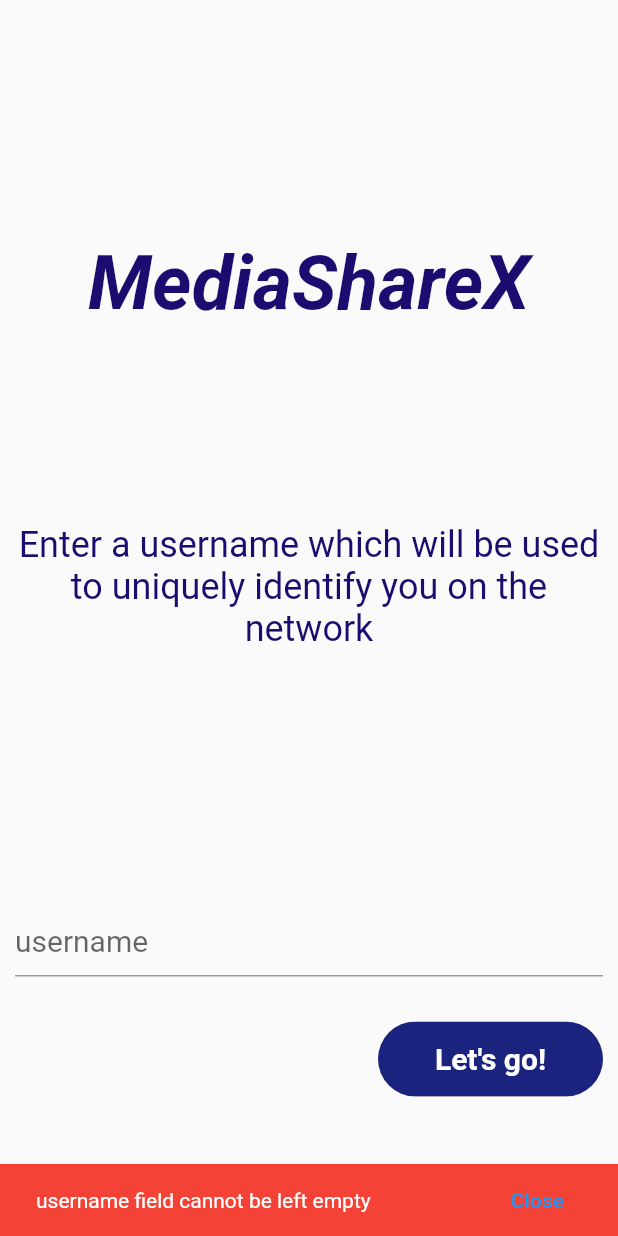
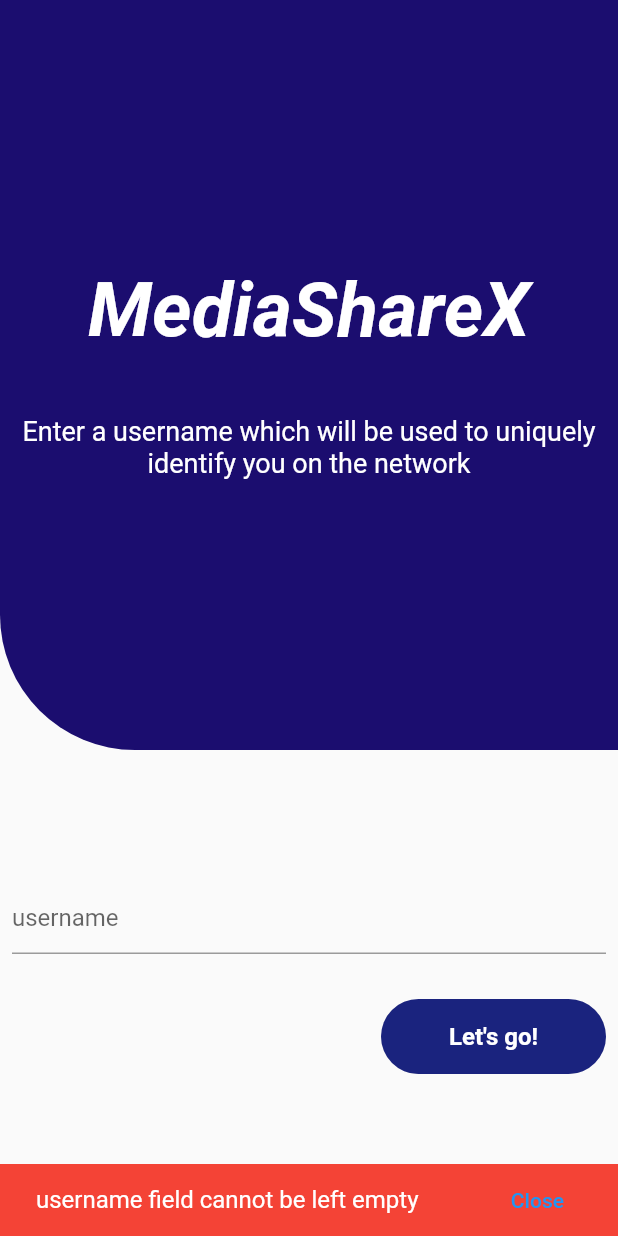
Before and after one commit to CpulsiveK/peer_to_peer_multimedia_sharing_app, a Flutter app: the Login screen opened by its route, after a tap on "Let's go!", on a phone screen of 412 x 824 dp. Run offline on Flutter 3.47's test engine with Material 2 defaults, Android fonts, the phone set to English and light mode, and no system bars; our stand-ins replace permission_handler, shared_preferences; missing offline and left inert: file_manager; accounts and stored records are empty.

Commit message:
update login ui

```diff
--- a/lib/ui/login.ui.dart
+++ b/lib/ui/login.ui.dart
@@ -1,4 +1,5 @@
 import 'package:flutter/material.dart';
+import 'package:shared_preferences/shared_preferences.dart';
 
 class Login extends StatefulWidget {
   const Login({super.key});
@@ -35,38 +36,56 @@ class _LoginState extends State<Login> {
     return Scaffold(
       body: SafeArea(
         child: SingleChildScrollView(
-          reverse: true,
-          child: Padding(
-            padding: const EdgeInsets.all(10.0),
+          // reverse: true,
           child: Column(
             children: <Widget>[
-                const SizedBox(height: 150),
-                const Text(
+              Container(
+                height: 500,
+                decoration: const BoxDecoration(
+                    borderRadius:
+                        BorderRadius.only(bottomLeft: Radius.circular(90)),
+                    color: Color(0xFF1B0D6F)),
+                child: const Padding(
+                  padding: EdgeInsets.all(8.0),
+                  child: Column(
+                    children: [
+                      SizedBox(
+                        height: 170,
+                      ),
+                      Text(
                         'MediaShareX',
                         style: TextStyle(
-                      color: Color(0xFF1B0D6F),
+                            color: Colors.white,
                             fontSize: 50,
                             fontWeight: FontWeight.bold,
                             fontStyle: FontStyle.italic),
                       ),
-                const SizedBox(
-                  height: 130,
+                      SizedBox(
+                        height: 40,
                       ),
-                const Text(
+                      Text(
                         'Enter a username which will be used to uniquely identify you on the network',
                         textAlign: TextAlign.center,
                         style: TextStyle(
-                      color: Color(0xFF1B0D6F),
-                      fontSize: 24,
+                            color: Colors.white,
+                            fontSize: 18,
                             fontWeight: FontWeight.normal),
                       ),
-                const SizedBox(height: 170),
+                    ],
+                  ),
+                ),
+              ),
+              Container(
+                padding: const EdgeInsets.all(8.0),
+                child: Column(
+                  children: [
+                    const SizedBox(height: 80,),
                     TextField(
                       controller: _controller,
                       decoration: const InputDecoration(
                         hintText: 'username',
                       ),
-                  style: const TextStyle(fontSize: 20),
+                      style: const TextStyle(fontSize: 16),
                     ),
                     const SizedBox(
                       height: 30,
@@ -78,7 +97,8 @@ class _LoginState extends State<Login> {
                           borderRadius: BorderRadius.circular(25),
                           child: ElevatedButton(
                               style: ButtonStyle(
-                            backgroundColor: MaterialStateProperty.all<Color>(
+                                backgroundColor:
+                                    MaterialStateProperty.all<Color>(
                                         Colors.indigo.shade900),
                                 minimumSize: MaterialStateProperty.all<Size>(
                                     const Size(150, 50)),
@@ -91,7 +111,7 @@ class _LoginState extends State<Login> {
                                 textAlign: TextAlign.center,
                                 style: TextStyle(
                                     fontWeight: FontWeight.bold,
-                                fontSize: 20,
+                                    fontSize: 16,
                                     color: Colors.white),
                               )),
                         ),
@@ -99,6 +119,8 @@ class _LoginState extends State<Login> {
                     )
                   ],
                 ),
+              ),
+            ],
           ),
         ),
       ),
@@ -109,8 +131,11 @@ class _LoginState extends State<Login> {
     ScaffoldMessenger.of(context).showSnackBar(
       SnackBar(
         backgroundColor: Colors.red,
-        content: const Text('username field cannot be left empty'),
-        duration: const Duration(seconds: 5),
+        content: const Text(
+          'username field cannot be left empty',
+          style: TextStyle(fontSize: 16),
+        ),
+        duration: const Duration(seconds: 3),
         action: SnackBarAction(
           label: 'Close',
           onPressed: () {
@@ -121,10 +146,22 @@ class _LoginState extends State<Login> {
     );
   }
 
+  void _authenticateUser() async {
+    final SharedPreferences prefs = await SharedPreferences.getInstance();
+    final String? username = prefs.getString('username');
+
+    if (username != null && username == _controller.text) {
+      Navigator.pushReplacementNamed(context, 'dashboard');
+    }
+  }
+
   void _onButtonPressed() async {
     final String id = _controller.text;
     id;
 
-    Navigator.pushReplacementNamed(context, 'dashboard');
+    final SharedPreferences prefs = await SharedPreferences.getInstance();
+    await prefs.setString('username', id);
+
+    _authenticateUser();
   }
 }
```
Also changed, not shown: lib/ui/dashboard.ui.dart (+7 -4 lines), lib/ui/splash_screen.ui.dart (+6 -4 lines), lib/ui/widgets/onboarding/onboarding-widgets.onboarding.dart (+4 -22 lines). Lines whose indentation alone changed are shown as unchanged.
